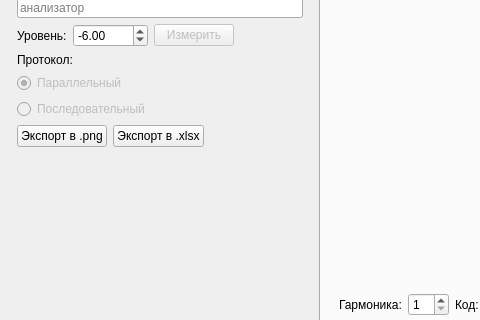
First picture: the form in mainwindow.ui, repository igrekus/lpf_uni, before the edit; both pictures show x 0 to 480 and y 92 to 412 of the 1018 by 772 pixel window.
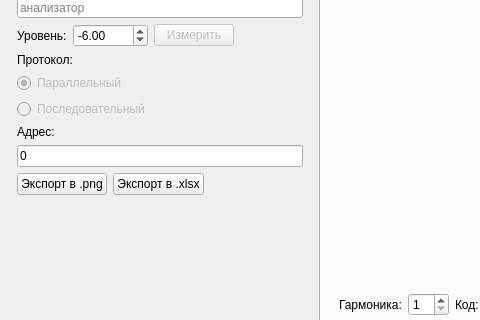
Second picture: the form after the edit.

Commit message: FEAT: add pin address widget

Diff of the .ui file:
```diff
--- a/mainwindow.ui
+++ b/mainwindow.ui
@@ -233,6 +233,23 @@
            </item>
           </layout>
          </item>
+         <item>
+          <widget class="QLabel" name="lblSpiPinAddr">
+           <property name="text">
+            <string>Адрес:</string>
+           </property>
+          </widget>
+         </item>
+         <item>
+          <widget class="QLineEdit" name="editSpiPinAddr">
+           <property name="inputMask">
+            <string>9</string>
+           </property>
+           <property name="text">
+            <string>0</string>
+           </property>
+          </widget>
+         </item>
          <item>
           <layout class="QHBoxLayout" name="horizontalLayout">
            <item>
```
The commit also changes 2 other files.
